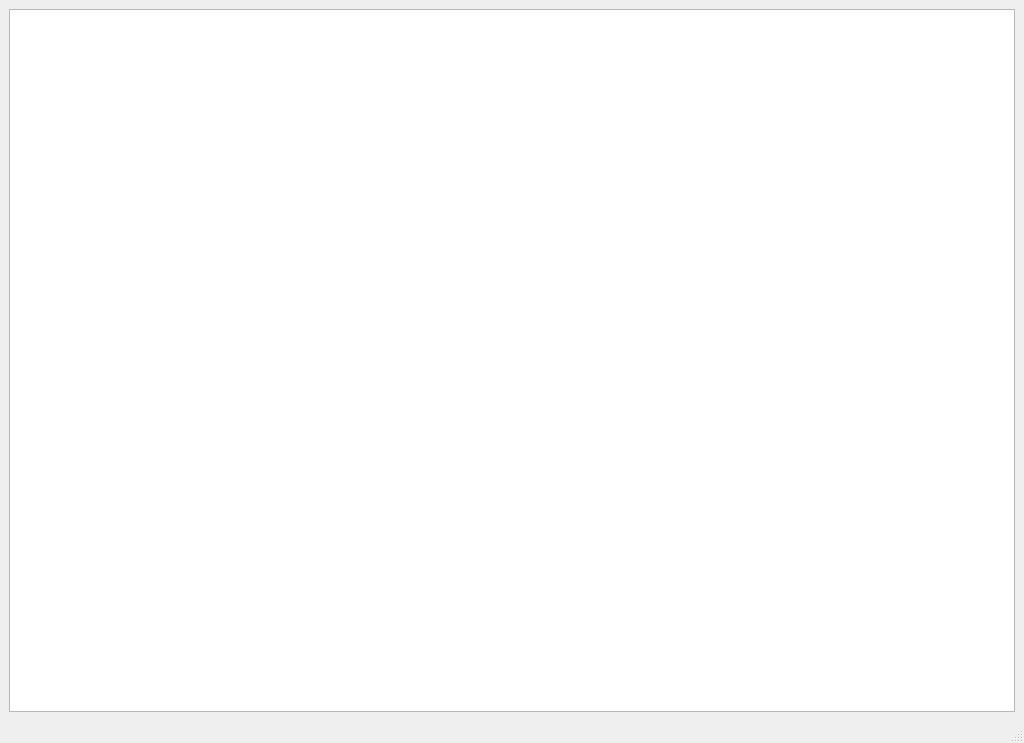
The window that main/gui/mainwindow.ui (benediktibk/bomberman) describes before a commit, drawn with Qt 5.
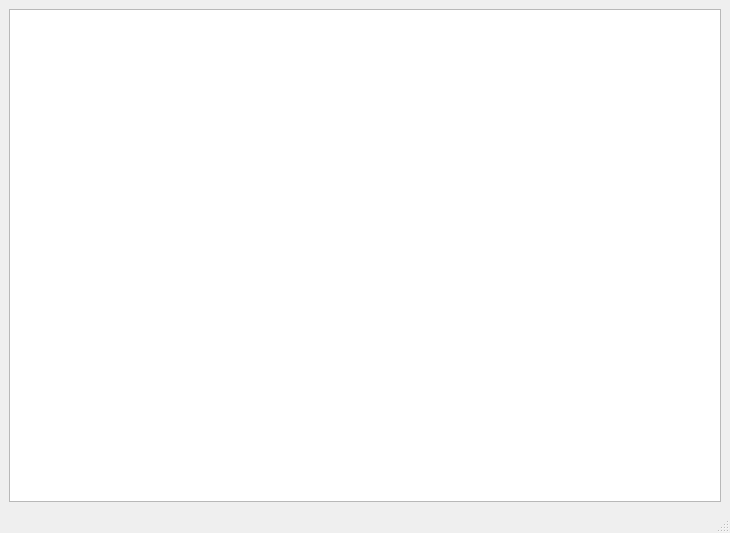
The same window after the commit.

Patch:
```diff
--- a/main/gui/mainwindow.ui
+++ b/main/gui/mainwindow.ui
@@ -6,8 +6,8 @@
    <rect>
     <x>0</x>
     <y>0</y>
-    <width>1024</width>
-    <height>743</height>
+    <width>730</width>
+    <height>533</height>
    </rect>
   </property>
   <property name="windowTitle">
```
Left out of the diff: 2 changed lines with no effect on the pictures.
